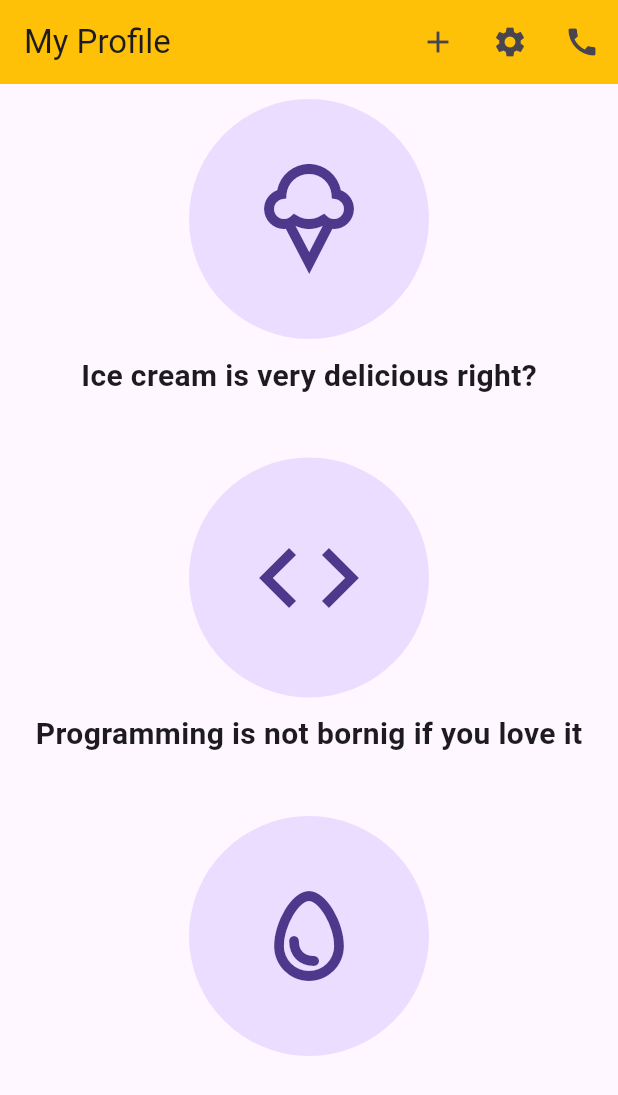
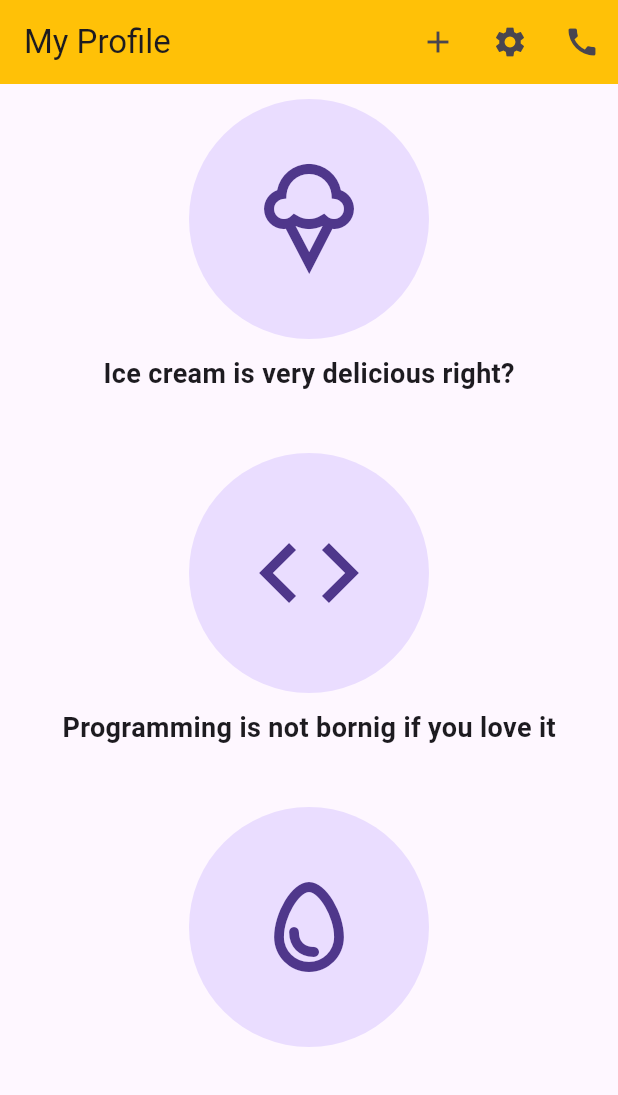
Before and after one commit to IstiakPolok/exam_week_2_assignment, a Flutter app: the screen it shows after launch, on a phone screen of 412 x 824 dp. Shown: the top 1095 px of the screen. Run offline on Flutter 3.47's test engine with Material 3 defaults, Android fonts, the phone set to English and light mode, and no system bars.

Commit message:
new change

```diff
--- a/lib/main.dart
+++ b/lib/main.dart
@@ -52,7 +52,7 @@ class home extends StatelessWidget {
                  ),
 
 
-              Text("Ice cream is very delicious right?",style: TextStyle(fontWeight: FontWeight.bold,fontSize: 20),),
+              Text("Ice cream is very delicious right?",style: TextStyle(fontWeight: FontWeight.bold,fontSize: 18),),
               SizedBox(
                 height: 30,
               ),
@@ -66,7 +66,7 @@ class home extends StatelessWidget {
                                    ),
                  ),
 
-              Text("Programming is not bornig if you love it",style: TextStyle(fontWeight: FontWeight.bold,fontSize: 20)),
+              Text("Programming is not bornig if you love it",style: TextStyle(fontWeight: FontWeight.bold,fontSize: 18)),
               SizedBox(
                 height: 30,
               ),
```
